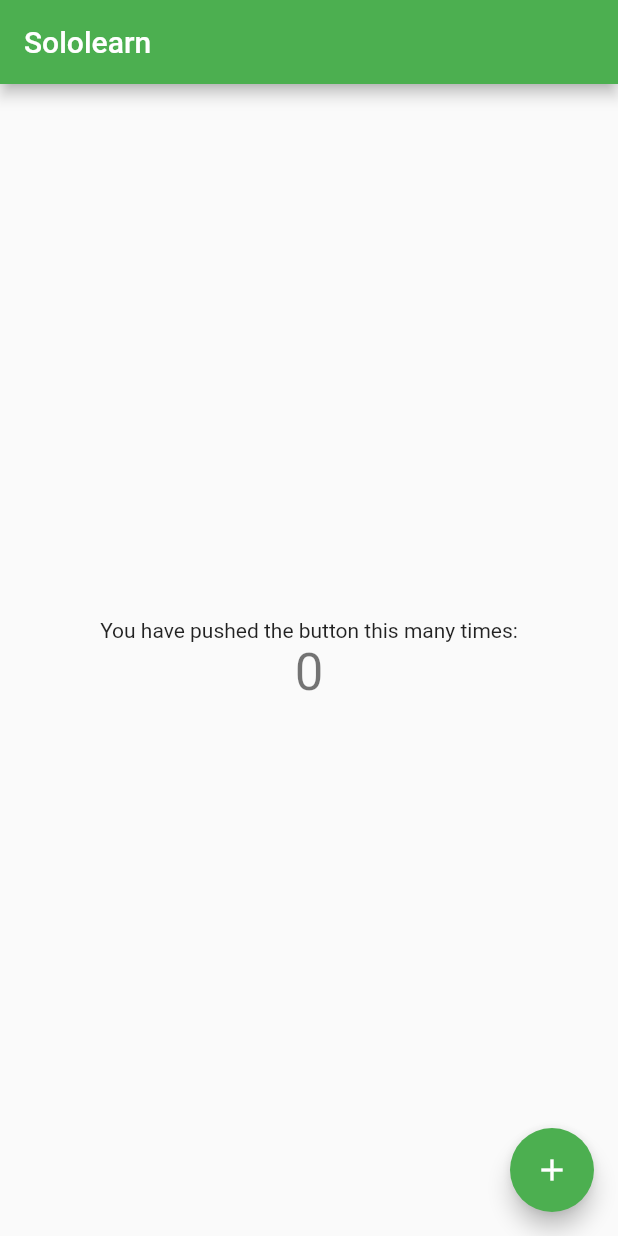
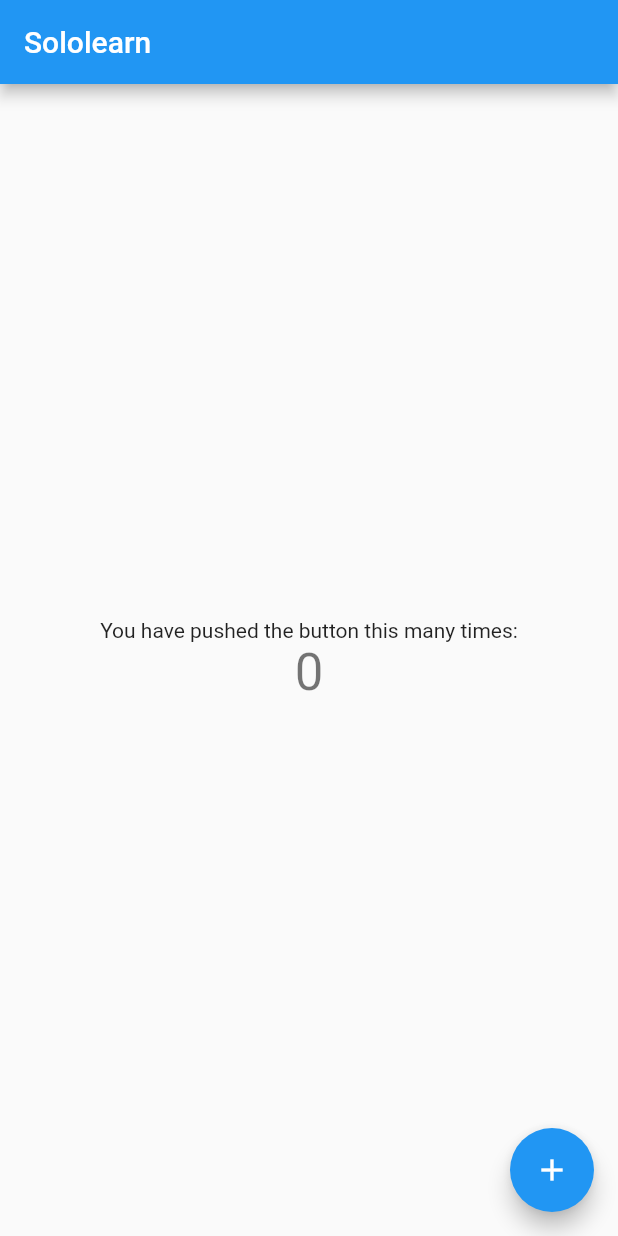
Before and after one commit to abhi-roop/educatio, a Flutter app: the screen it shows after launch, on a phone screen of 412 x 824 dp. Run offline on Flutter 3.47's test engine with Material 2 defaults, Android fonts, the phone set to English and light mode, and no system bars.

Commit message:
second commit

```diff
--- a/lib/main.dart
+++ b/lib/main.dart
@@ -23,7 +23,7 @@ class MyApp extends StatelessWidget {
           // or simply save your changes to "hot reload" in a Flutter IDE).
           // Notice that the counter didn't reset back to zero; the application
           // is not restarted.
-          primarySwatch: Colors.green),
+          primarySwatch: Colors.blue),
       home: const MyHomePage(title: 'Sololearn'),
     );
   }
```
